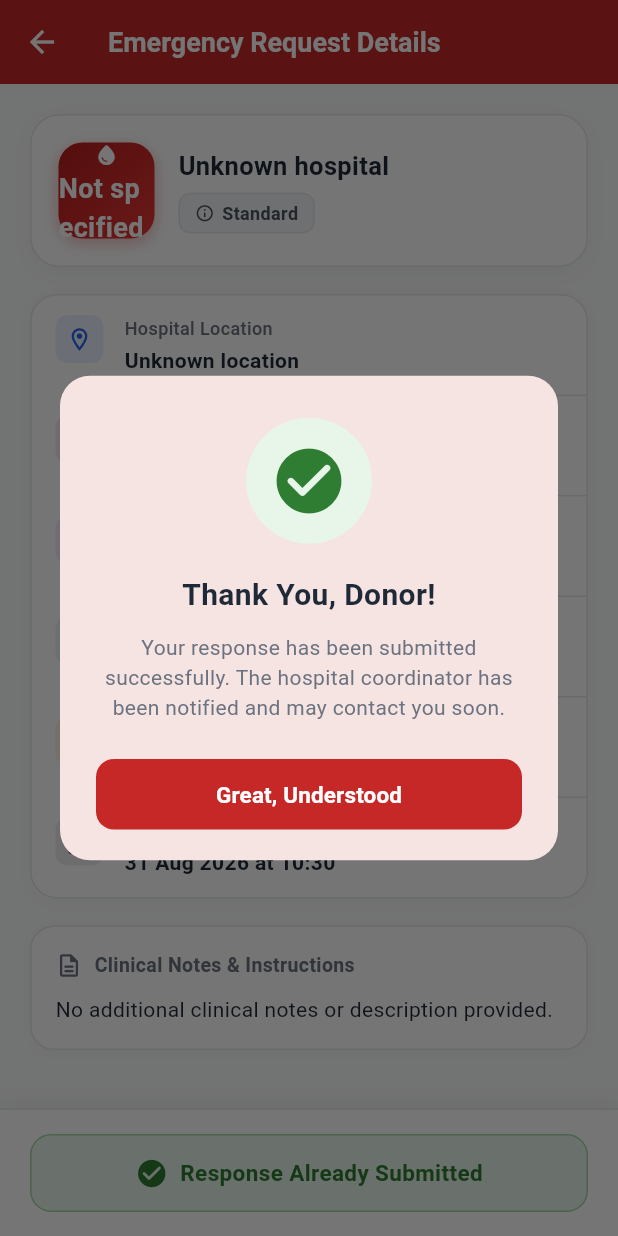
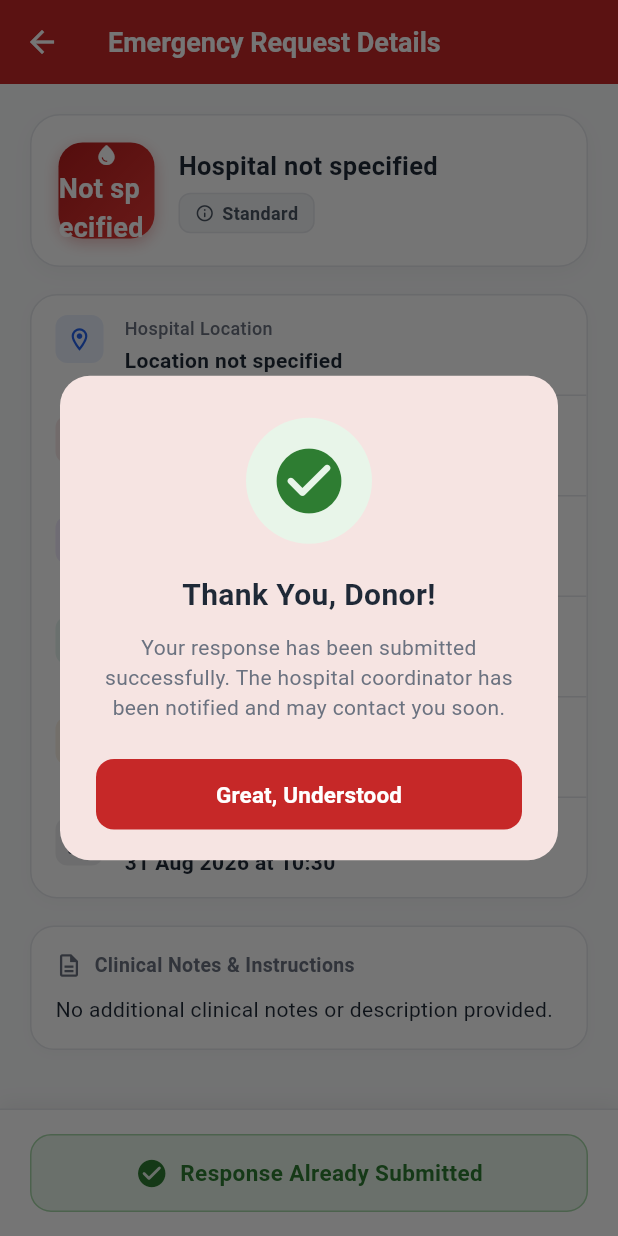
Before and after one commit to kavindu-maduhansa/HCI, a Flutter app: the BloodRequestDetailsScreen screen opened directly with empty values, after a tap on "I Can Donate", on a phone screen of 412 x 824 dp. Run offline on Flutter 3.47's test engine with Material 3 defaults, Android fonts, the phone set to English and light mode, and no system bars; our stand-ins replace cloud_firestore, firebase_auth, firebase_core; accounts and stored records are empty.

Commit message:
Finalize donor module for team integration

```diff
--- a/lib/screens/donor/blood_request_details_screen.dart
+++ b/lib/screens/donor/blood_request_details_screen.dart
@@ -225,9 +225,9 @@ class _BloodRequestDetailsScreenState extends State<BloodRequestDetailsScreen> {
               : 'Not specified';
 
       // Step 3: Save donor response to donor_responses collection
-      final requestHospital = (widget.requestData['hospitalName'] as String?)?.trim() ?? 'Unknown Hospital';
+      final requestHospital = ((widget.requestData['hospitalName'] ?? widget.requestData['organizationName']) as String?)?.trim() ?? 'Unknown Hospital';
       final requestedBloodGroup = (widget.requestData['bloodGroup'] as String?)?.trim() ?? 'Unknown';
-      final requestUrgency = (widget.requestData['urgency'] as String?)?.trim() ?? 'Standard';
+      final requestUrgency = ((widget.requestData['urgency'] ?? widget.requestData['urgencyLevel']) as String?)?.trim() ?? 'Standard';
 
       await FirebaseFirestore.instance.collection('donor_responses').add({
         'requestId': widget.requestId,
@@ -343,19 +343,19 @@ class _BloodRequestDetailsScreenState extends State<BloodRequestDetailsScreen> {
         ? rawBloodGroup.trim()
         : 'Not specified';
 
-    final rawHospital = data['hospitalName'] as String?;
+    final rawHospital = (data['hospitalName'] ?? data['organizationName']) as String?;
     final hospitalName = (rawHospital != null && rawHospital.trim().isNotEmpty)
         ? rawHospital.trim()
-        : 'Unknown hospital';
+        : 'Hospital not specified';
 
     final rawLocation = data['location'] as String?;
     final location = (rawLocation != null && rawLocation.trim().isNotEmpty)
         ? rawLocation.trim()
-        : 'Unknown location';
+        : 'Location not specified';
 
-    final urgencyConfig = BloodRequestDetailsScreen.getUrgencyConfig(data['urgency']);
+    final urgencyConfig = BloodRequestDetailsScreen.getUrgencyConfig(data['urgency'] ?? data['urgencyLevel']);
 
-    final rawUnits = data['requiredUnits'];
+    final rawUnits = data['requiredUnits'] ?? data['unitsNeeded'];
     final unitsString = rawUnits != null
         ? '$rawUnits ${rawUnits == 1 ? 'Unit' : 'Units'}'
         : 'Not specified';
--- a/lib/screens/donor/donation_history_screen.dart
+++ b/lib/screens/donor/donation_history_screen.dart
@@ -75,6 +75,7 @@ class DonationHistoryScreen extends StatefulWidget {
           icon: Icons.check_circle_rounded,
         );
       case 'verified':
+      case 'approved':
         return const DonationStatusConfig(
           label: 'Verified',
           textColor: Color(0xFF0369A1),
@@ -386,7 +387,7 @@ class _DonationHistoryScreenState extends State<DonationHistoryScreen> {
                     ),
                     const SizedBox(height: 8),
                     const Text(
-                      'Your completed blood donations will appear here.',
+                      'You have not completed any blood donations yet. Your completed donations will appear here.',
                       textAlign: TextAlign.center,
                       style: TextStyle(
                         fontSize: 14,
@@ -429,10 +430,10 @@ class _DonationHistoryScreenState extends State<DonationHistoryScreen> {
                     ? rawBloodGroup.trim()
                     : 'Blood Donation';
 
-                final rawHospital = data['hospitalName'] as String?;
+                final rawHospital = (data['hospitalName'] ?? data['organizationName']) as String?;
                 final hospitalName = (rawHospital != null && rawHospital.trim().isNotEmpty)
                     ? rawHospital.trim()
-                    : 'Hospital not specified';
+                    : 'Hospital / Organization not specified';
 
                 final rawLocation = data['location'] as String?;
                 final location = (rawLocation != null && rawLocation.trim().isNotEmpty)
--- a/lib/screens/donor/emergency_requests_screen.dart
+++ b/lib/screens/donor/emergency_requests_screen.dart
@@ -389,19 +389,19 @@ class _EmergencyRequestsScreenState extends State<EmergencyRequestsScreen> {
                     ? rawBloodGroup.trim()
                     : 'Not specified';
 
-                final rawHospital = data['hospitalName'] as String?;
+                final rawHospital = (data['hospitalName'] ?? data['organizationName']) as String?;
                 final hospitalName = (rawHospital != null && rawHospital.trim().isNotEmpty)
                     ? rawHospital.trim()
-                    : 'Unknown hospital';
+                    : 'Hospital not specified';
 
                 final rawLocation = data['location'] as String?;
                 final location = (rawLocation != null && rawLocation.trim().isNotEmpty)
                     ? rawLocation.trim()
-                    : 'Unknown location';
+                    : 'Location not specified';
 
-                final urgencyConfig = EmergencyRequestsScreen.getUrgencyConfig(data['urgency']);
+                final urgencyConfig = EmergencyRequestsScreen.getUrgencyConfig(data['urgency'] ?? data['urgencyLevel']);
 
-                final rawUnits = data['requiredUnits'];
+                final rawUnits = data['requiredUnits'] ?? data['unitsNeeded'];
                 final unitsString = rawUnits != null
                     ? '$rawUnits ${rawUnits == 1 ? 'Unit' : 'Units'} required'
                     : 'Units: Not specified';
--- a/lib/screens/donor/my_responses_screen.dart
+++ b/lib/screens/donor/my_responses_screen.dart
@@ -418,7 +418,7 @@ class _MyResponsesScreenState extends State<MyResponsesScreen> {
                     ? rawBloodGroup.trim()
                     : 'Blood Donor';
 
-                final rawHospital = data['hospitalName'] as String?;
+                final rawHospital = (data['hospitalName'] ?? data['organizationName']) as String?;
                 final hospitalName = (rawHospital != null && rawHospital.trim().isNotEmpty)
                     ? rawHospital.trim()
                     : 'Emergency Blood Request';
```
Also changed, not shown: 1 other file.
